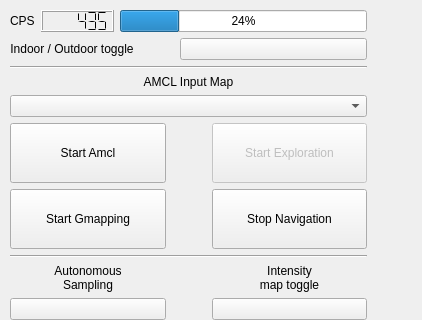
Above: src/dashboard_panel.ui from mikewrock/reg_loc before the change; both pictures show x 0 to 422 and y 0 to 320 of the 422 by 1125 pixel window. Below: the same form after it.
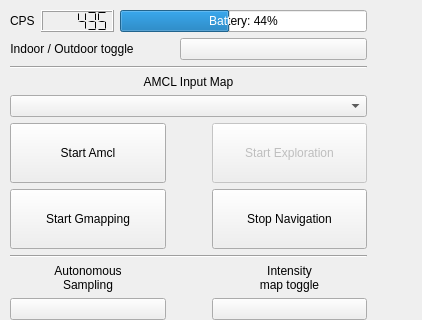
That is the form after the change. Custom widgets are drawn as their Qt base class.

Commit message: Implemented Shutdown button and battery display. Fixes #8

Patch:
```diff
--- a/src/dashboard_panel.ui
+++ b/src/dashboard_panel.ui
@@ -94,14 +94,26 @@
             <height>0</height>
            </size>
           </property>
+          <property name="toolTip">
+           <string extracomment="Battery Voltage"/>
+          </property>
+          <property name="minimum">
+           <number>215</number>
+          </property>
+          <property name="maximum">
+           <number>294</number>
+          </property>
           <property name="value">
-           <number>24</number>
+           <number>250</number>
+          </property>
+          <property name="textVisible">
+           <bool>true</bool>
           </property>
           <property name="invertedAppearance">
            <bool>false</bool>
           </property>
           <property name="format">
-           <string>%p%</string>
+           <string>Battery: %p%</string>
           </property>
          </widget>
         </item>
```
The commit also changes 4 other files.
